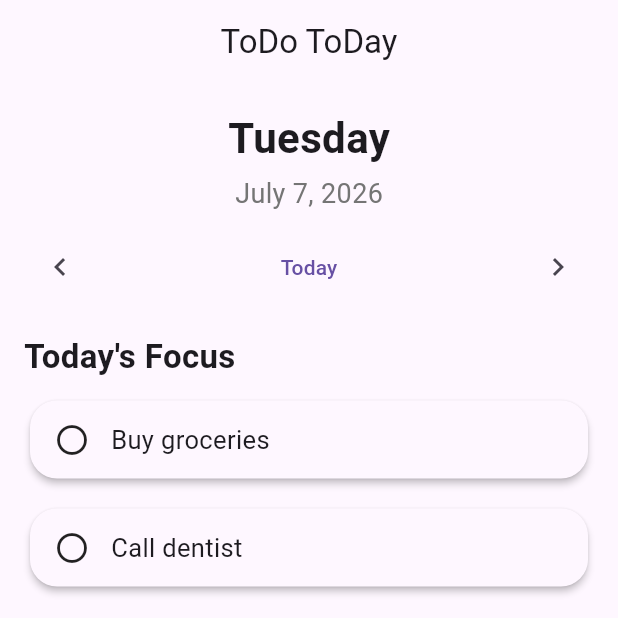
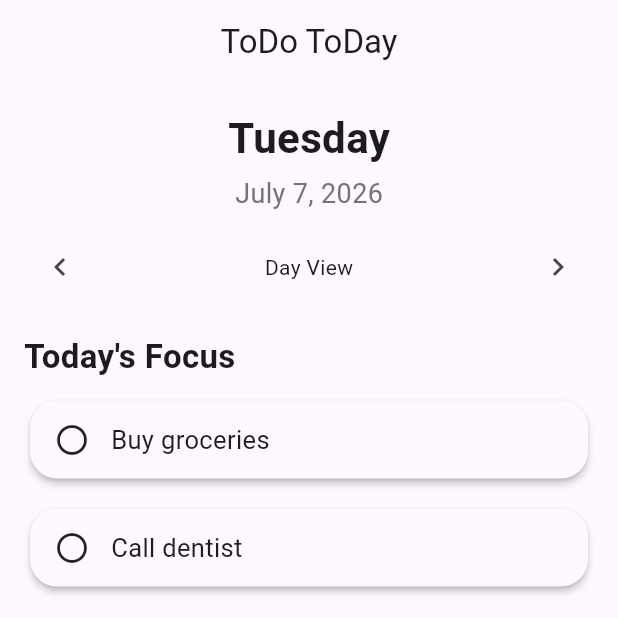
Before and after one commit to BryanDossey/ToDoToDay, a Flutter app: the screen it shows after launch, on a phone screen of 412 x 824 dp, the top half of it. Run offline on Flutter 3.47's test engine with Material 3 defaults, Android fonts, the light colour scheme and no system bars; our stand-ins replace hive_flutter; accounts and stored records are empty.

Commit message:
Add calendar view architecture and month view placeholder

```diff
--- a/lib/screens/home_screen.dart
+++ b/lib/screens/home_screen.dart
@@ -4,6 +4,12 @@ import 'package:intl/intl.dart';
 import '../models/task.dart';
 import '../services/task_service.dart';
 import '../widgets/task_card.dart';
+
+enum CalendarView {
+  day,
+  week,
+  month,
+}
 
 class HomeScreen extends StatefulWidget {
   final TaskService taskService;
@@ -19,6 +25,7 @@ class HomeScreen extends StatefulWidget {
 
 class _HomeScreenState extends State<HomeScreen> {
   DateTime selectedDate = DateTime.now();
+  CalendarView currentView = CalendarView.day;
   final Set<String> completingTaskIds = {};
   List<Task> tasks = [];
 
@@ -297,8 +304,7 @@ Future<void> showToSoonOptions(Task task) async {
     );
   }
 
-  @override
-  Widget build(BuildContext context) {
+ Widget buildDayView() {
   final activeTasks = tasks.where((task) {
     return task.status == TaskStatus.active &&
         isSameDay(task.date, selectedDate);
@@ -309,12 +315,7 @@ Future<void> showToSoonOptions(Task task) async {
         isSameDay(task.date, selectedDate);
   }).toList();
 
-    return Scaffold(
-      appBar: AppBar(
-        title: const Text("ToDo ToDay"),
-        centerTitle: true,
-      ),
-      body: ListView(
+  return ListView(
     padding: const EdgeInsets.all(16),
     children: [
     Column(
@@ -342,9 +343,34 @@ Future<void> showToSoonOptions(Task task) async {
                     onPressed: goToPreviousDay,
                     icon: const Icon(Icons.chevron_left),
                   ),
-                  TextButton(
-                    onPressed: goToToday,
-                    child: const Text("Today"),
+                  PopupMenuButton<CalendarView>(
+                    initialValue: currentView,
+                    onSelected: (view) {
+                      setState(() {
+                        currentView = view;
+                      });
+                    },
+                    child: Text(
+                      currentView == CalendarView.day
+                      ? "Day View"
+                      : currentView == CalendarView.week
+                        ? "Week View"
+                        : "Month View"
+                    ),
+                    itemBuilder: (context) => const [
+                      PopupMenuItem(
+                        value: CalendarView.day,
+                        child: Text("Day View"),
+                      ),
+                      PopupMenuItem(
+                        value: CalendarView.week,
+                        child: Text("Week View"),
+                      ),
+                      PopupMenuItem(
+                        value: CalendarView.month,
+                        child: Text("Month View"),
+),
+                  ],
                 ),
                   IconButton(
                     onPressed: goToNextDay,
@@ -393,8 +419,94 @@ Future<void> showToSoonOptions(Task task) async {
                 onTap: () => showTaskActions(task),
               ),
             ],
-        ],
+        ]
+        );
+    }
+  Widget buildWeekView() {
+  final startOfWeek =
+      selectedDate.subtract(Duration(days: selectedDate.weekday - 1));
+
+  final weekDays = List.generate(
+    7,
+    (index) => startOfWeek.add(Duration(days: index)),
+  );
+  return ListView.builder(
+    padding: const EdgeInsets.all(16),
+    itemCount: weekDays.length,
+    itemBuilder: (context, index) {
+      final day = weekDays[index];
+
+      final taskCount = tasks.where((task) {
+        return task.status == TaskStatus.active &&
+            isSameDay(task.date, day);
+      }).length;
+
+      return Card(
+        child: ListTile(
+          title: Text(
+            DateFormat('EEEE').format(day),
           ),
+          subtitle: Text(
+            DateFormat('MMMM d').format(day),
+          ),
+          trailing: Row(
+            mainAxisSize: MainAxisSize.min,
+            children: List.generate(
+              taskCount,
+              (_) => const Padding(
+                padding: EdgeInsets.symmetric(horizontal: 1),
+                child: Icon(
+                  Icons.circle,
+                  size: 8,
+                ),
+              ),
+            ),
+          ),
+          onTap: () {
+            setState(() {
+              selectedDate = day;
+              currentView = CalendarView.day;
+            });
+          },
+        ),
+      );
+    },
+  );
+}
+Widget buildMonthView() {
+  return const Center(
+    child: Text(
+      "Month View Coming Soon",
+      style: TextStyle(
+        fontSize: 24,
+        fontWeight: FontWeight.bold,
+      ),
+    ),
+  );
+}
+  @override
+  Widget build(BuildContext context) {
+    final activeTasks = tasks.where((task) {
+      return task.status == TaskStatus.active &&
+          isSameDay(task.date, selectedDate);
+    }).toList();
+
+    final completedTasks = tasks.where((task) {
+      return task.status == TaskStatus.done &&
+          isSameDay(task.date, selectedDate);
+    }).toList();
+
+    return Scaffold(
+      appBar: AppBar(
+        title: const Text("ToDo ToDay"),
+        centerTitle: true,
+      ),
+      body: currentView == CalendarView.day
+    ? buildDayView()
+    : currentView == CalendarView.week
+        ? buildWeekView()
+        : buildMonthView(),
+
       floatingActionButton: FloatingActionButton(
         onPressed: showAddTaskDialog,
         child: const Icon(Icons.add),
```
Lines whose indentation alone changed are shown as unchanged.
